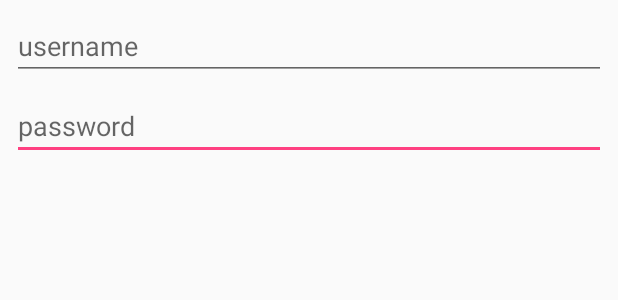
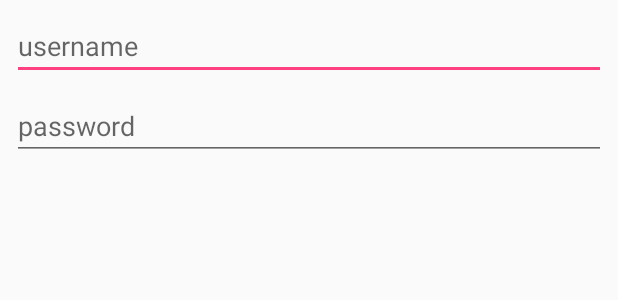
Before and after one commit to Esri/developer-support, an Android app: the layout login_dialog_layout.xml on its own in the app's theme, with its tools: preview values and no code run, on a phone screen of 412 x 824 dp. Shown: the top 300 px of the screen. Run offline under Robolectric (Android 15) with nearby library versions, the phone set to English and light mode, and no system bars.

Commit message:
Add README.md
Added a readme and updated the layout to focus on username first.

```diff
--- a/runtime-android/authentication-challenge/authentication-challenge/app/src/main/res/layout/login_dialog_layout.xml
+++ b/runtime-android/authentication-challenge/authentication-challenge/app/src/main/res/layout/login_dialog_layout.xml
@@ -5,6 +5,21 @@
     xmlns:tools="http://schemas.android.com/tools"
     android:layout_width="match_parent"
     android:layout_height="match_parent">
+
+    <EditText
+        android:id="@+id/username"
+        android:inputType="text"
+        android:layout_width="0dp"
+        android:layout_height="wrap_content"
+        android:layout_marginLeft="8dp"
+        android:layout_marginRight="8dp"
+        android:layout_marginTop="8dp"
+        android:hint="username"
+        app:layout_constraintLeft_toLeftOf="parent"
+        app:layout_constraintRight_toRightOf="parent"
+        app:layout_constraintTop_toTopOf="parent"
+        android:layout_marginStart="8dp"
+        android:layout_marginEnd="8dp" />
 
     <EditText
         android:id="@+id/password"
@@ -20,19 +35,4 @@
         app:layout_constraintTop_toBottomOf="@+id/username"
         android:layout_marginStart="8dp"
         android:layout_marginEnd="8dp" />
-
-    <EditText
-        android:id="@+id/username"
-        android:inputType="text"
-        android:layout_width="0dp"
-        android:layout_height="wrap_content"
-        android:layout_marginLeft="8dp"
-        android:layout_marginRight="8dp"
-        android:layout_marginTop="8dp"
-        android:hint="username"
-        app:layout_constraintLeft_toLeftOf="parent"
-        app:layout_constraintRight_toRightOf="parent"
-        app:layout_constraintTop_toTopOf="parent"
-        android:layout_marginStart="8dp"
-        android:layout_marginEnd="8dp" />
 </android.support.constraint.ConstraintLayout>
```
Also changed, not shown: runtime-android/authentication-challenge/authentication-challenge/app/src/main/java/com/thosedevs/authenticationchallenger/MainActivity.kt (+20 -22 lines), 1 other file.
